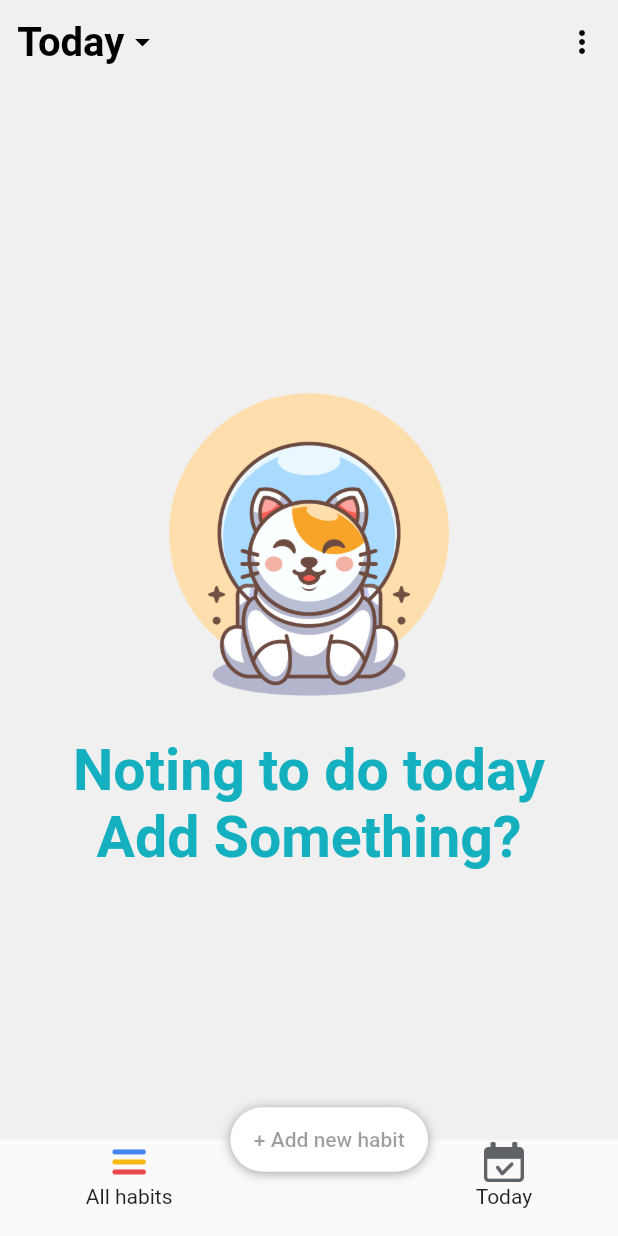
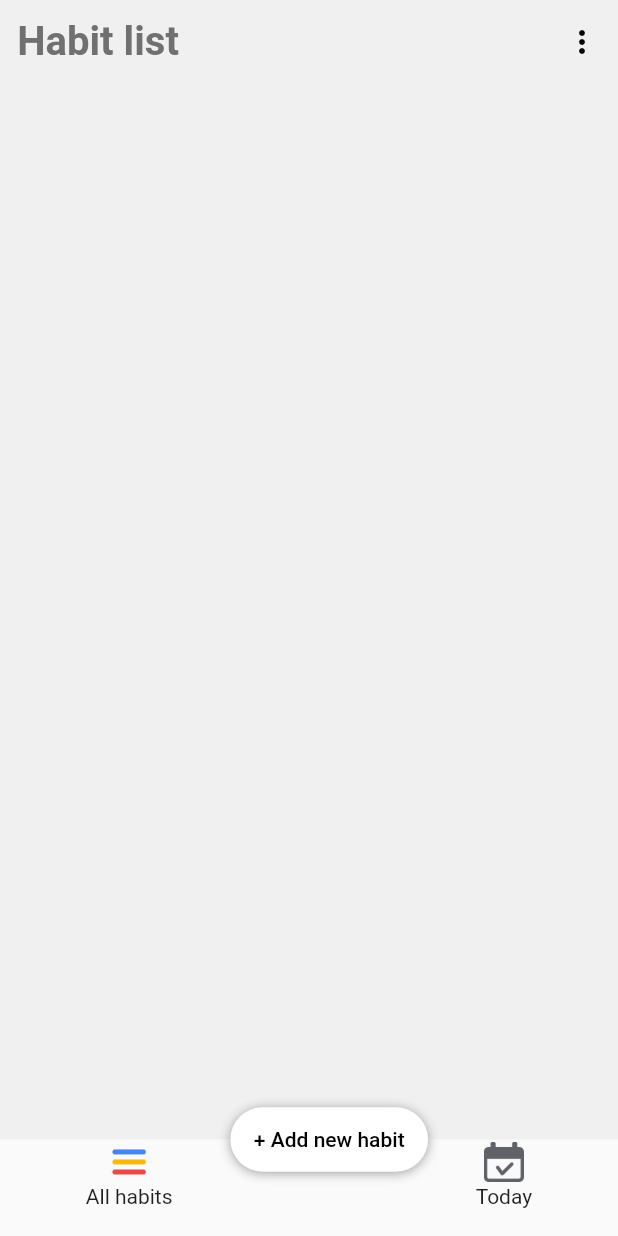
Before and after one commit to yusufmsabeh/Habit_Tracker_App, a Flutter app: the screen it shows after launch, on a phone screen of 412 x 824 dp. Run offline on Flutter 3.47's test engine with Material 2 defaults, Android fonts, the phone set to English and light mode, and no system bars; our stand-ins replace flutter_screenutil, sqflite, syncfusion_flutter_gauges, table_calendar; missing offline and left inert: dart:ffi; accounts and stored records are empty.

Commit message:
upload files

```diff
--- a/lib/DB/DBConaction.dart
+++ b/lib/DB/DBConaction.dart
@@ -0,0 +1,53 @@
+import 'dart:ffi';
+
+import 'package:habit_tracker/model/habit.dart';
+import 'package:sqflite/sqflite.dart';
+import 'package:path/path.dart';
+
+class connection {
+  static final connection instance = connection._init();
+  static Database? _database;
+
+  connection._init();
+
+  Future<Database> get database async {
+    if (_database != null) return _database!;
+    _database = await _initDB('habit_database2');
+    return _database!;
+  }
+
+  Future<Database> _initDB(String filePath) async {
+    final dbPath = await getDatabasesPath();
+    final path = join(dbPath, filePath);
+    return await openDatabase(path,
+        version: 1, onCreate: _createDB, onConfigure: _onConfigure);
+  }
+
+  static Future _onConfigure(Database db) async {
+    await db.execute('PRAGMA foreign_keys = ON');
+  }
+
+  Future _createDB(Database db, int verison) async {
+    final idType = 'INTEGER PRIMARY KEY AUTOINCREMENT';
+    final nameType = 'TEXT';
+    final targetType = 'INTEGER';
+    final doneType = 'INTEGER';
+
+    await db.execute(
+        'CREATE TABLE $tableHabit (${Habitfields.id} $idType ,${Habitfields.name} $nameType,${Habitfields.target} $targetType ,${Habitfields.done} $doneType )');
+  }
+
+  Future<List<Habit>> readAllHabits() async {
+    final db = await instance.database;
+    final maps = await db.query(tableHabit, columns: Habitfields.values);
+    print(maps);
+    List<Habit> allHabits = maps.map((e) => Habit.fromJson(e)).toList();
+    return allHabits;
+  }
+
+  Future<Habit> insertHabit(Habit habit) async {
+    final db = await instance.database;
+    final id = await db.insert(tableHabit, habit.toJson());
+    return habit.copy(id: id);
+  }
+}
--- a/lib/HomePage.dart
+++ b/lib/HomePage.dart
@@ -2,8 +2,12 @@ import 'package:flutter/material.dart';
 import 'package:flutter/src/foundation/key.dart';
 import 'package:flutter/src/widgets/framework.dart';
 import 'package:flutter_screenutil/flutter_screenutil.dart';
+import 'package:habit_tracker/Screens/AddHabitScreen.dart';
 
 import 'package:table_calendar/table_calendar.dart';
+
+import 'Screens/AllHabits.dart';
+import 'Screens/TodayScreen.dart';
 
 class HomePage extends StatefulWidget {
   static final now = DateTime.now();
@@ -23,11 +27,17 @@ class HomePage extends StatefulWidget {
 class _HomePageState extends State<HomePage> {
   int currentIndex = 0;
   double tableHeight = 0;
+  Widget CurrentLeading = Text("Habit list");
   @override
   Widget build(BuildContext context) {
     return Scaffold(
         floatingActionButtonLocation: FloatingActionButtonLocation.endDocked,
-      floatingActionButton: Container(
+        floatingActionButton: GestureDetector(
+          onTap: (() {
+            showDialog(
+                context: context, builder: (context) => AddHabitScreen());
+          }),
+          child: Container(
             margin: EdgeInsets.only(right: 290.w),
             height: 100.h,
             padding: EdgeInsets.symmetric(horizontal: 20.w),
@@ -40,7 +50,11 @@ class _HomePageState extends State<HomePage> {
             ], color: Colors.white, borderRadius: BorderRadius.circular(100.r)),
             child: const TextButton(
               onPressed: null,
-          child: Text("+ Add new habit"),
+              child: Text(
+                "+ Add new habit",
+                style: TextStyle(color: Colors.black),
+              ),
+            ),
           ),
         ),
         appBar: AppBar(
@@ -53,30 +67,40 @@ class _HomePageState extends State<HomePage> {
                 ))
           ],
           leadingWidth: 500.w,
-        leading: GestureDetector(
+          leading: currentIndex == 1
+              ? GestureDetector(
                   onTap: () {
                     tableHeight == 0 ? tableHeight = 500.h : tableHeight = 0;
                     setState(() {});
                   },
                   child: Container(
-            margin: EdgeInsets.all(30.w),
+                    margin: EdgeInsets.all(40.w),
                     child: Row(
                       children: [
                         Text(
                           "Today",
                           style: TextStyle(
-                      color: Colors.black,
+                              color: Color.fromARGB(255, 112, 112, 112),
                               fontWeight: FontWeight.bold,
                               fontSize: 70.sp),
                         ),
                         const Icon(
                           Icons.arrow_drop_down,
-                  color: Colors.black,
+                          color: Color.fromARGB(255, 112, 112, 112),
                         )
                       ],
                     ),
                   ),
-        ),
+                )
+              : Container(
+                  margin: EdgeInsets.all(30.w),
+                  child: Text(
+                    'Habit list',
+                    style: TextStyle(
+                        color: Color.fromARGB(255, 112, 112, 112),
+                        fontWeight: FontWeight.bold,
+                        fontSize: 70.sp),
+                  )),
           backgroundColor: const Color.fromARGB(255, 240, 240, 240),
           elevation: 0,
         ),
@@ -146,46 +170,6 @@ class _HomePageState extends State<HomePage> {
         ),
         body: Container(
             color: const Color.fromARGB(255, 240, 240, 240),
-        child: Stack(
-          children: [
-            Center(
-              child: Column(
-                  mainAxisAlignment: MainAxisAlignment.center,
-                  children: [
-                    Container(
-                      width: 600.w,
-                      height: 600.h,
-                      decoration: const BoxDecoration(
-                          image: DecorationImage(
-                              fit: BoxFit.cover,
-                              image: AssetImage('assets/HomePage.png'))),
-                    ),
-                    Text(
-                      "Noting to do today",
-                      style: TextStyle(
-                          fontSize: 100.sp,
-                          fontWeight: FontWeight.bold,
-                          color: const Color.fromARGB(255, 20, 176, 191)),
-                    ),
-                    Text(
-                      "Add Something?",
-                      style: TextStyle(
-                          fontWeight: FontWeight.bold,
-                          fontSize: 100.sp,
-                          color: const Color.fromARGB(255, 20, 176, 191)),
-                    )
-                  ]),
-            ),
-            AnimatedContainer(
-                decoration: const BoxDecoration(
-                  color: Color.fromARGB(255, 240, 240, 240),
-                ),
-                height: tableHeight,
-                duration: const Duration(milliseconds: 500),
-                child: SingleChildScrollView(child: widget.table))
-          ],
-        ),
-      ),
-    );
+            child: currentIndex == 0 ? AllHabits() : TodayScreen()));
   }
 }
--- /dev/null
+++ b/lib/Screens/AllHabits.dart
@@ -0,0 +1,38 @@
+import 'package:flutter/cupertino.dart';
+import 'package:flutter/src/foundation/key.dart';
+import 'package:flutter/src/widgets/framework.dart';
+import 'package:flutter_screenutil/flutter_screenutil.dart';
+import 'package:habit_tracker/DB/DBConaction.dart';
+import 'package:habit_tracker/Widgets.dart/HabitWidget.dart';
+import 'package:habit_tracker/model/habit.dart';
+
+class AllHabits extends StatefulWidget {
+  const AllHabits({Key? key}) : super(key: key);
+
+  @override
+  State<AllHabits> createState() => _AllHabitsState();
+}
+
+class _AllHabitsState extends State<AllHabits> {
+  List<Habit> habits = [];
+  void readAllHabits() async {
+    habits = await connection.instance.readAllHabits();
+    setState(() {});
+  }
+
+  @override
+  void initState() {
+    super.initState();
+    readAllHabits();
+  }
+
+  @override
+  Widget build(BuildContext context) {
+    return Container(
+      margin: EdgeInsets.symmetric(horizontal: 40.w),
+      child: ListView.builder(
+          itemCount: habits.length,
+          itemBuilder: ((context, index) => HabitWidget(habit: habits[index]))),
+    );
+  }
+}
--- a/lib/model/habit.dart
+++ b/lib/model/habit.dart
@@ -5,6 +5,7 @@ import 'package:flutter/cupertino.dart';
 const String tableHabit = 'habit';
 
 class Habitfields {
+  static final List<String> values = [id, name, target, done];
   static const String id = '_id';
   static const String name = '_name';
   static const String target = '_target';
@@ -22,7 +23,7 @@ class Habit {
         Habitfields.id: id,
         Habitfields.name: name,
         Habitfields.target: target,
-        Habitfields.done: done
+        Habitfields.done: 0
       };
 
   static Habit fromJson(Map json) => Habit(
--- a/pubspec.yaml
+++ b/pubspec.yaml
@@ -38,6 +38,7 @@ dependencies:
 
   table_calendar: ^3.0.6
   sqflite: ^2.0.3
+  syncfusion_flutter_gauges: ^20.2.38
 
 dev_dependencies:
   flutter_test:
@@ -68,6 +69,9 @@ flutter:
     - assets/todaySelected.png
     - assets/menu.png
     - assets/menuSelected.png
+    - assets/edit.png
+    - assets/delete.png
+
 
 
   # An image asset can refer to one or more resolution-specific "variants", see
```
Also changed, not shown: lib/Screens/AddHabitScreen.dart (added, +109 -0 lines), lib/Screens/TodayScreen.dart (added, +65 -0 lines), lib/Widgets.dart/HabitWidget.dart (added, +109 -0 lines), assets/delete.png (added), assets/edit.png (added), pubspec.lock. Lines whose indentation alone changed are shown as unchanged.
